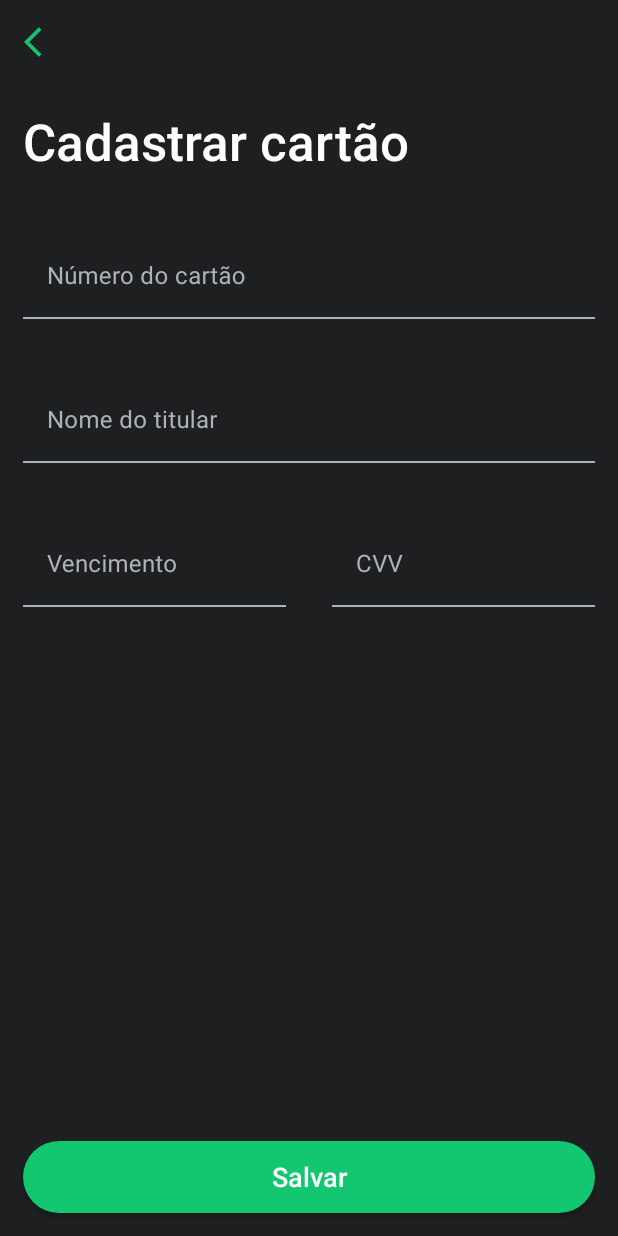
After one commit to danielfarage/FinanceApp, an Android app: the AddCreditCardFragment screen opened through its navigation route, on a phone screen of 412 x 824 dp. The commit adds this screen. Run offline under Robolectric (Android 15) with nearby library versions, the phone set to English and light mode, and no system bars.

Commit message:
Cria tela para listar cartões e tela para adicionar cartões

```diff
--- /dev/null
+++ b/app/src/main/java/com/daniel/farage/financeapp/addcreditcard/AddCreditCardFragment.kt
@@ -0,0 +1,11 @@
+package com.daniel.farage.financeapp.addcreditcard
+
+import android.view.Menu
+import android.view.MenuInflater
+import androidx.fragment.app.Fragment
+import com.daniel.farage.financeapp.R
+
+class AddCreditCardFragment: Fragment(R.layout.fragment_add_credit_card) {
+
+
+}
--- /dev/null
+++ b/app/src/main/java/com/daniel/farage/financeapp/cardlist/CardListFragment.kt
@@ -0,0 +1,22 @@
+package com.daniel.farage.financeapp.cardlist
+
+import android.os.Bundle
+import android.view.View
+import androidx.appcompat.widget.AppCompatButton
+import androidx.fragment.app.Fragment
+import androidx.navigation.fragment.findNavController
+import com.daniel.farage.financeapp.R
+
+class CardListFragment: Fragment(R.layout.fragment_card_list) {
+
+    override fun onViewCreated(view: View, savedInstanceState: Bundle?) {
+        super.onViewCreated(view, savedInstanceState)
+        val btn = view.findViewById<AppCompatButton>(R.id.btn_addCard)
+        btn.setOnClickListener { navga() }
+    }
+
+    private fun navga() {
+        findNavController().navigate(R.id.action_cardListFragment_to_addCardFragment)
+    }
+
+}
--- /dev/null
+++ b/app/src/main/res/drawable/button_background.xml
@@ -0,0 +1,5 @@
+<?xml version="1.0" encoding="utf-8"?>
+<shape xmlns:android="http://schemas.android.com/apk/res/android">
+    <solid android:color="@color/green"/>
+    <corners android:radius="160dp"/>
+</shape>
--- /dev/null
+++ b/app/src/main/res/drawable/ic_back.xml
@@ -0,0 +1,5 @@
+<vector android:height="24dp" android:tint="#12C770"
+    android:viewportHeight="24" android:viewportWidth="24"
+    android:width="24dp" xmlns:android="http://schemas.android.com/apk/res/android">
+    <path android:fillColor="@android:color/white" android:pathData="M11.67,3.87L9.9,2.1 0,12l9.9,9.9 1.77,-1.77L3.54,12z"/>
+</vector>
--- /dev/null
+++ b/app/src/main/res/layout/fragment_add_credit_card.xml
@@ -0,0 +1,135 @@
+<?xml version="1.0" encoding="utf-8"?>
+<androidx.constraintlayout.widget.ConstraintLayout xmlns:android="http://schemas.android.com/apk/res/android"
+    xmlns:app="http://schemas.android.com/apk/res-auto"
+    android:layout_width="match_parent"
+    android:layout_height="match_parent"
+    android:background="@color/black">
+
+    <include
+        android:id="@+id/include_toolbar"
+        layout="@layout/toolbar"
+        android:layout_width="match_parent"
+        android:layout_height="wrap_content"
+        app:layout_constraintTop_toTopOf="parent" />
+
+    <TextView
+        android:id="@+id/textView_titleAddCard"
+        style="@style/TitleTextView"
+        android:layout_width="0dp"
+        android:layout_height="wrap_content"
+        android:layout_marginStart="@dimen/margin15dp"
+        android:layout_marginTop="@dimen/margin15dp"
+        android:text="@string/cadastrar_cartao_title"
+        app:layout_constraintStart_toStartOf="parent"
+        app:layout_constraintTop_toBottomOf="@id/include_toolbar" />
+
+    <com.google.android.material.textfield.TextInputLayout
+        android:id="@+id/textInput_cardNumber"
+        android:layout_width="0dp"
+        android:layout_height="wrap_content"
+        android:layout_marginStart="@dimen/margin15dp"
+        android:layout_marginTop="@dimen/margin40dp"
+        android:layout_marginEnd="@dimen/margin15dp"
+        android:hint="@string/num_cartao"
+        android:textColorHint="@color/gray_light"
+        app:boxCollapsedPaddingTop="0dp"
+        app:boxStrokeColor="@color/green"
+        app:hintTextColor="@color/green"
+        app:layout_constraintEnd_toEndOf="parent"
+        app:layout_constraintStart_toStartOf="parent"
+        app:layout_constraintTop_toBottomOf="@id/textView_titleAddCard">
+
+        <com.google.android.material.textfield.TextInputEditText
+            android:layout_width="match_parent"
+            android:layout_height="wrap_content"
+            android:background="@color/black"
+            android:textColor="@color/white" />
+    </com.google.android.material.textfield.TextInputLayout>
+
+    <com.google.android.material.textfield.TextInputLayout
+        android:id="@+id/textInput_cardPerson"
+        android:layout_width="0dp"
+        android:layout_height="wrap_content"
+        android:layout_marginStart="@dimen/margin15dp"
+        android:layout_marginTop="@dimen/margin40dp"
+        android:layout_marginEnd="@dimen/margin15dp"
+        android:hint="@string/nome_do_titular"
+        android:textColorHint="@color/gray_light"
+        app:boxStrokeColor="@color/green"
+        app:hintTextColor="@color/green"
+        app:layout_constraintEnd_toEndOf="parent"
+        app:layout_constraintStart_toStartOf="parent"
+        app:layout_constraintTop_toBottomOf="@id/textInput_cardNumber">
+
+        <com.google.android.material.textfield.TextInputEditText
+            android:layout_width="match_parent"
+            android:layout_height="wrap_content"
+            android:background="@color/black"
+            android:textColor="@color/white" />
+    </com.google.android.material.textfield.TextInputLayout>
+
+    <com.google.android.material.textfield.TextInputLayout
+        android:id="@+id/textInput_cardVenc"
+        android:layout_width="0dp"
+        android:layout_height="wrap_content"
+        android:layout_marginStart="@dimen/margin15dp"
+        android:layout_marginTop="@dimen/margin40dp"
+        android:layout_marginEnd="@dimen/margin15dp"
+        android:hint="Vencimento"
+        android:textColorHint="@color/gray_light"
+        app:boxStrokeColor="@color/green"
+        app:hintTextColor="@color/green"
+        app:layout_constraintEnd_toStartOf="@id/textInput_cardCvv"
+        app:layout_constraintStart_toStartOf="parent"
+        app:layout_constraintTop_toBottomOf="@id/textInput_cardPerson">
+
+        <com.google.android.material.textfield.TextInputEditText
+            android:layout_width="match_parent"
+            android:layout_height="wrap_content"
+            android:background="@color/black"
+            android:textColor="@color/white" />
+    </com.google.android.material.textfield.TextInputLayout>
+
+    <com.google.android.material.textfield.TextInputLayout
+        android:id="@+id/textInput_cardCvv"
+        android:layout_width="0dp"
+        android:layout_height="wrap_content"
+        android:layout_marginStart="@dimen/margin15dp"
+        android:layout_marginTop="@dimen/margin40dp"
+        android:layout_marginEnd="@dimen/margin15dp"
+        android:foregroundTint="#D60F0F"
+        android:hint="CVV"
+        android:textColorHint="@color/gray_light"
+        app:boxBackgroundMode="filled"
+        app:boxCollapsedPaddingTop="0dp"
+        app:boxStrokeColor="@color/green"
+        app:helperTextTextColor="@color/green"
+        app:hintTextColor="@color/green"
+        app:layout_constraintEnd_toEndOf="parent"
+        app:layout_constraintStart_toEndOf="@id/textInput_cardVenc"
+        app:layout_constraintTop_toBottomOf="@id/textInput_cardPerson">
+
+        <com.google.android.material.textfield.TextInputEditText
+            android:layout_width="match_parent"
+            android:layout_height="wrap_content"
+            android:background="@color/black"
+            android:textColor="@color/white" />
+    </com.google.android.material.textfield.TextInputLayout>
+
+    <androidx.appcompat.widget.AppCompatButton
+        android:id="@+id/buttonView_SaveCard"
+        android:layout_width="0dp"
+        android:layout_height="wrap_content"
+        android:layout_marginStart="@dimen/margin15dp"
+        android:layout_marginEnd="@dimen/margin15dp"
+        android:layout_marginBottom="@dimen/margin15dp"
+        android:background="@drawable/button_background"
+        android:text="@string/salvar"
+        android:textSize="18sp"
+        android:textAllCaps="false"
+        android:elevation="0dp"
+        app:layout_constraintBottom_toBottomOf="parent"
+        app:layout_constraintEnd_toEndOf="parent"
+        app:layout_constraintStart_toStartOf="parent" />
+
+</androidx.constraintlayout.widget.ConstraintLayout>
--- a/app/src/main/res/layout/fragment_client_list.xml
+++ b/app/src/main/res/layout/fragment_client_list.xml
@@ -26,9 +26,7 @@
                 android:layout_width="match_parent"
                 android:layout_height="wrap_content"
                 android:text="@string/contatos"
-                android:textSize="32sp"
-                android:fontFamily="sans-serif-black"
-                android:textFontWeight="500"
+                style="@style/TitleTextView"
                 app:layout_collapseMode="parallax"
                 android:layout_marginStart="@dimen/margin15dp"
                 android:layout_marginTop="@dimen/margin40dp"/>
--- /dev/null
+++ b/app/src/main/res/layout/toolbar.xml
@@ -0,0 +1,15 @@
+<?xml version="1.0" encoding="utf-8"?>
+<androidx.constraintlayout.widget.ConstraintLayout xmlns:android="http://schemas.android.com/apk/res/android"
+    android:layout_width="match_parent"
+    android:layout_height="wrap_content"
+    xmlns:app="http://schemas.android.com/apk/res-auto">
+
+    <com.google.android.material.appbar.MaterialToolbar
+        android:id="@+id/toolbar"
+        android:background="@color/black"
+        app:layout_constraintTop_toTopOf="parent"
+        android:layout_width="match_parent"
+        app:navigationIcon="@drawable/ic_back"
+        android:layout_height="wrap_content"/>
+
+</androidx.constraintlayout.widget.ConstraintLayout>
--- a/app/src/main/res/navigation/nav_graph.xml
+++ b/app/src/main/res/navigation/nav_graph.xml
@@ -1,10 +1,26 @@
 <?xml version="1.0" encoding="utf-8"?>
 <navigation xmlns:android="http://schemas.android.com/apk/res/android"
-    xmlns:app="http://schemas.android.com/apk/res-auto" android:id="@+id/nav_graph"
-    app:startDestination="@id/contactListFragment">
+    xmlns:app="http://schemas.android.com/apk/res-auto"
+    android:id="@+id/nav_graph"
+    app:startDestination="@id/cardListFragment">
 
     <fragment
         android:id="@+id/contactListFragment"
         android:name="com.daniel.farage.financeapp.contactlist.ContactListFragment"
         android:label="ContactListFragment" />
+
+    <fragment
+        android:id="@+id/cardListFragment"
+        android:name="com.daniel.farage.financeapp.cardlist.CardListFragment"
+        android:label="CardListFragment">
+        <action
+            android:id="@+id/action_cardListFragment_to_addCardFragment"
+            app:destination="@id/addCardFragment"
+            app:launchSingleTop="false" />
+    </fragment>
+
+    <fragment
+        android:id="@+id/addCardFragment"
+        android:name="com.daniel.farage.financeapp.addcreditcard.AddCreditCardFragment"
+        android:label="AddCreditCardFragment" />
 </navigation>
--- a/app/src/main/res/values/colors.xml
+++ b/app/src/main/res/values/colors.xml
@@ -1,5 +1,5 @@
 <?xml version="1.0" encoding="utf-8"?>
-<resources>
+<resources xmlns:tools="http://schemas.android.com/tools">
     <color name="purple_200">#FFBB86FC</color>
     <color name="purple_500">#FF6200EE</color>
     <color name="purple_700">#FF3700B3</color>
@@ -9,4 +9,6 @@
     <color name="gray">#2C2D2F</color>
     <color name="gray_light">#ACB1BD</color>
     <color name="white">#FFFFFFFF</color>
+    <color name="green">#12C770</color>
+    <color name="mtrl_textinput_default_box_stroke_color" tools:override="true">@color/gray_light</color>
 </resources>
--- a/app/src/main/res/values/strings.xml
+++ b/app/src/main/res/values/strings.xml
@@ -1,4 +1,11 @@
 <resources>
     <string name="app_name">FinanceApp</string>
     <string name="contatos">Contatos</string>
+    <string name="cadastrar_cartao">Cadastre um cartão \nde crédito</string>
+    <string name="desc_empty_cardlist">Para fazer pagamentos para outras \npessoas você precisa cadastrar um \ncartão de crédito</string>
+    <string name="btn_cadastrar_cartao">Cadastrar cartão</string>
+    <string name="cadastrar_cartao_title">Cadastrar cartão</string>
+    <string name="num_cartao">Número do cartão</string>
+    <string name="nome_do_titular">Nome do titular</string>
+    <string name="salvar">Salvar</string>
 </resources>
--- a/app/src/main/res/values/themes.xml
+++ b/app/src/main/res/values/themes.xml
@@ -2,8 +2,8 @@
     <!-- Base application theme. -->
     <style name="Theme.FinanceApp" parent="Theme.MaterialComponents.DayNight.NoActionBar">
         <!-- Primary brand color. -->
-        <item name="colorPrimary">@color/purple_500</item>
-        <item name="colorPrimaryVariant">@color/purple_700</item>
+        <item name="colorPrimary">@color/green</item>
+        <item name="colorPrimaryVariant">@color/green</item>
         <item name="colorOnPrimary">@color/white</item>
         <!-- Secondary brand color. -->
         <item name="colorSecondary">@color/teal_200</item>
@@ -11,6 +11,7 @@
         <item name="colorOnSecondary">@color/black</item>
         <!-- Status bar color. -->
         <item name="android:statusBarColor" tools:targetApi="l">?attr/colorPrimaryVariant</item>
+
         <!-- Customize your theme here. -->
         <item name="android:textColor">@color/white</item>
     </style>
@@ -20,4 +21,12 @@
         <item name="android:textColorHint">@color/gray_light</item>
         <item name="android:tint">@color/gray_light</item>
     </style>
+
+    <style name="TitleTextView" parent="Widget.MaterialComponents.TextView">
+        <item name="android:textSize">34sp</item>
+        <item name="android:fontFamily">sans-serif-black</item>
+        <item name="android:textFontWeight">500</item>
+    </style>
+
+
 </resources>
```
Also changed, not shown: app/src/main/res/drawable/credit_card.xml (added, +69 -0 lines), app/src/main/res/layout/fragment_card_list.xml (added, +75 -0 lines).
